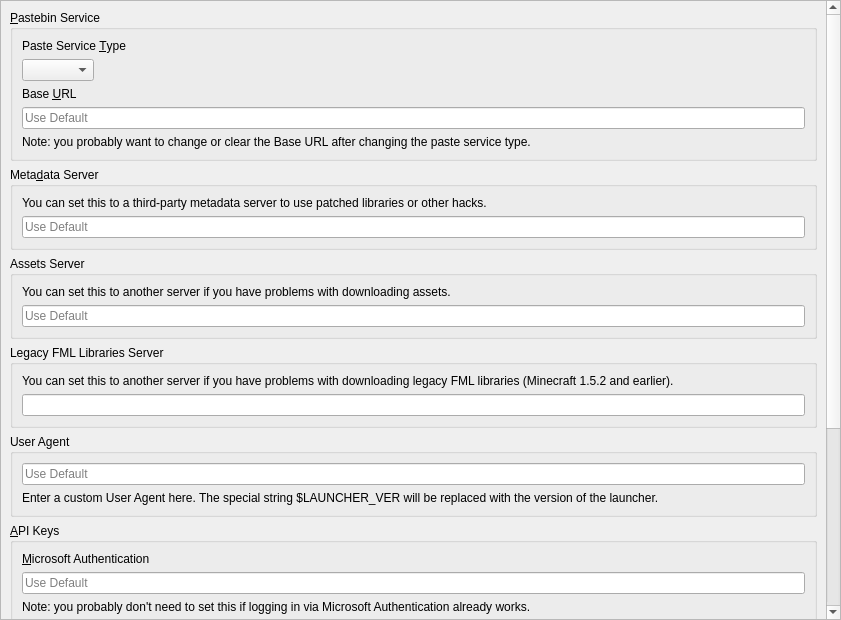
The window that launcher/ui/pages/global/APIPage.ui (sebastianmiletic/stellarlauncher) describes before a commit, drawn with Qt 5.
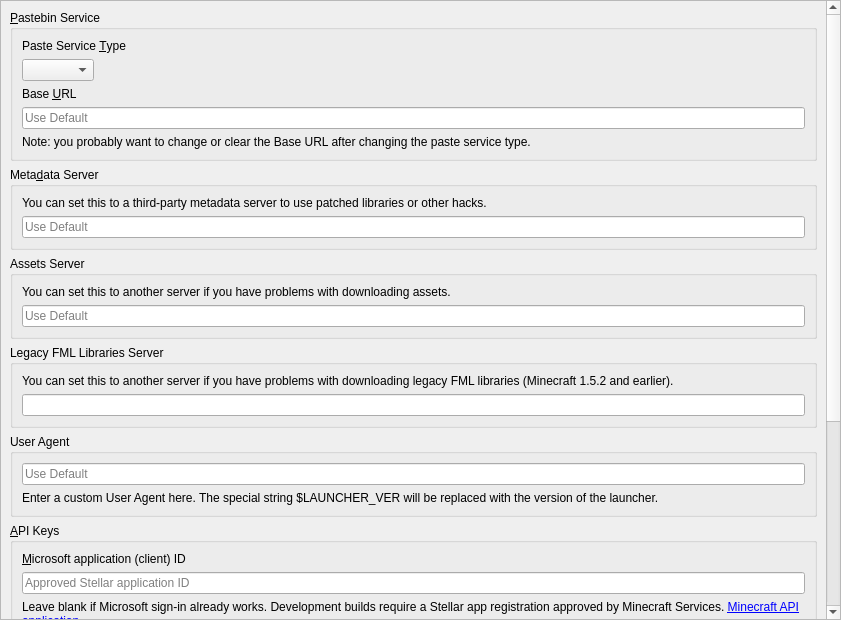
The same window after the commit.

Commit message: Launch Minecraft with Stellar’s own Microsoft sign-in flow

```diff
--- a/launcher/ui/pages/global/APIPage.ui
+++ b/launcher/ui/pages/global/APIPage.ui
@@ -230,7 +230,7 @@
           <item>
            <widget class="QLabel" name="msaClientIDLabel">
             <property name="text">
-             <string>&amp;Microsoft Authentication</string>
+             <string>&amp;Microsoft application (client) ID</string>
             </property>
             <property name="textFormat">
              <enum>Qt::RichText</enum>
@@ -249,14 +249,14 @@
           <item>
            <widget class="QLineEdit" name="msaClientID">
             <property name="placeholderText">
-             <string>Use Default</string>
+             <string>Approved Stellar application ID</string>
             </property>
            </widget>
           </item>
           <item>
            <widget class="QLabel" name="label_3">
             <property name="text">
-             <string>Note: you probably don't need to set this if logging in via Microsoft Authentication already works.</string>
+             <string>Leave blank if Microsoft sign-in already works. Development builds require a Stellar app registration approved by Minecraft Services. &lt;a href=&quot;https://aka.ms/mce-reviewappid&quot;&gt;Minecraft API application&lt;/a&gt;.</string>
             </property>
             <property name="textFormat">
              <enum>Qt::RichText</enum>
```
Left out of the diff: 3 changed lines with no effect on the pictures. The commit also changes 11 other files.
